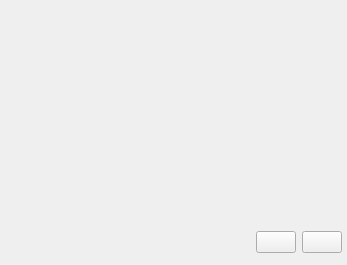
Before: the Qt Designer form sVanilla/src/ClientUi/VideoList/VideoGridWidget.ui in WangPengZhan/sVanilla, drawn with Qt 5.
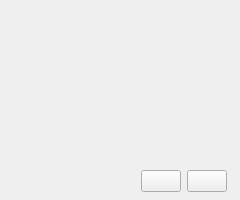
After: the same form once the commit is applied. Icons and pictures are not drawn. Custom widgets are drawn as their Qt base class.

Commit message:
feature(ui): grid card
- redesign video grid card;
- connect download all and selected item signal.

```diff
--- a/sVanilla/src/ClientUi/VideoList/VideoGridWidget.ui
+++ b/sVanilla/src/ClientUi/VideoList/VideoGridWidget.ui
@@ -6,8 +6,8 @@
    <rect>
     <x>0</x>
     <y>0</y>
-    <width>347</width>
-    <height>265</height>
+    <width>240</width>
+    <height>200</height>
    </rect>
   </property>
   <property name="windowTitle">
@@ -15,16 +15,16 @@
   </property>
   <layout class="QVBoxLayout" name="verticalLayout">
    <property name="leftMargin">
-    <number>12</number>
+    <number>8</number>
    </property>
    <property name="topMargin">
     <number>12</number>
    </property>
    <property name="rightMargin">
-    <number>0</number>
+    <number>8</number>
    </property>
    <property name="bottomMargin">
-    <number>12</number>
+    <number>8</number>
    </property>
    <item>
     <widget class="::RoundImageWidget" name="cover" native="true">
```
The commit also changes 10 other files.
